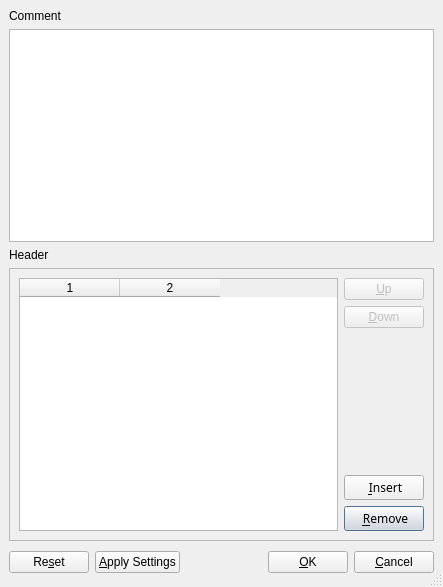
Above: pootling/ui/Header.ui from cc-archive/pootle before the change. Below: the same form after it.
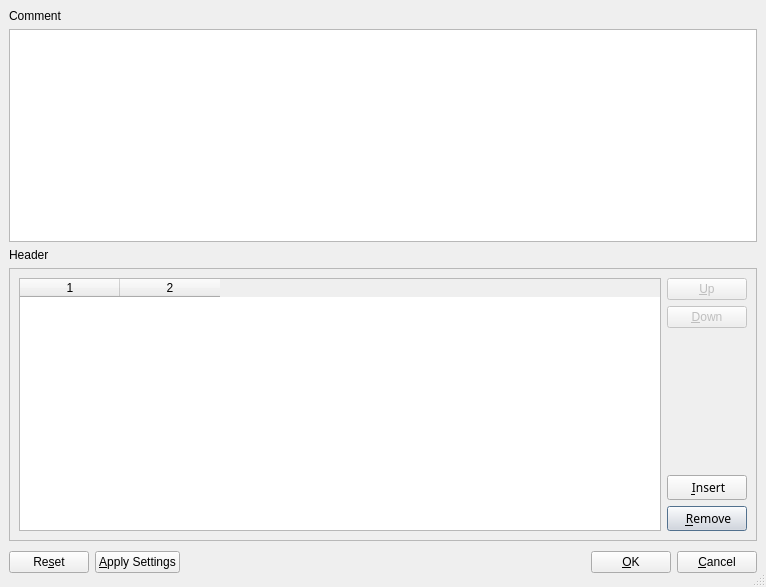
That is the form after the change. Icons and pictures are not drawn.

Commit message: making the Header dialog bigger enough

Patch:
```diff
--- a/pootling/ui/Header.ui
+++ b/pootling/ui/Header.ui
@@ -5,7 +5,7 @@
    <rect>
     <x>0</x>
     <y>0</y>
-    <width>443</width>
+    <width>766</width>
     <height>587</height>
    </rect>
   </property>
```
The commit also changes 1 other file.
